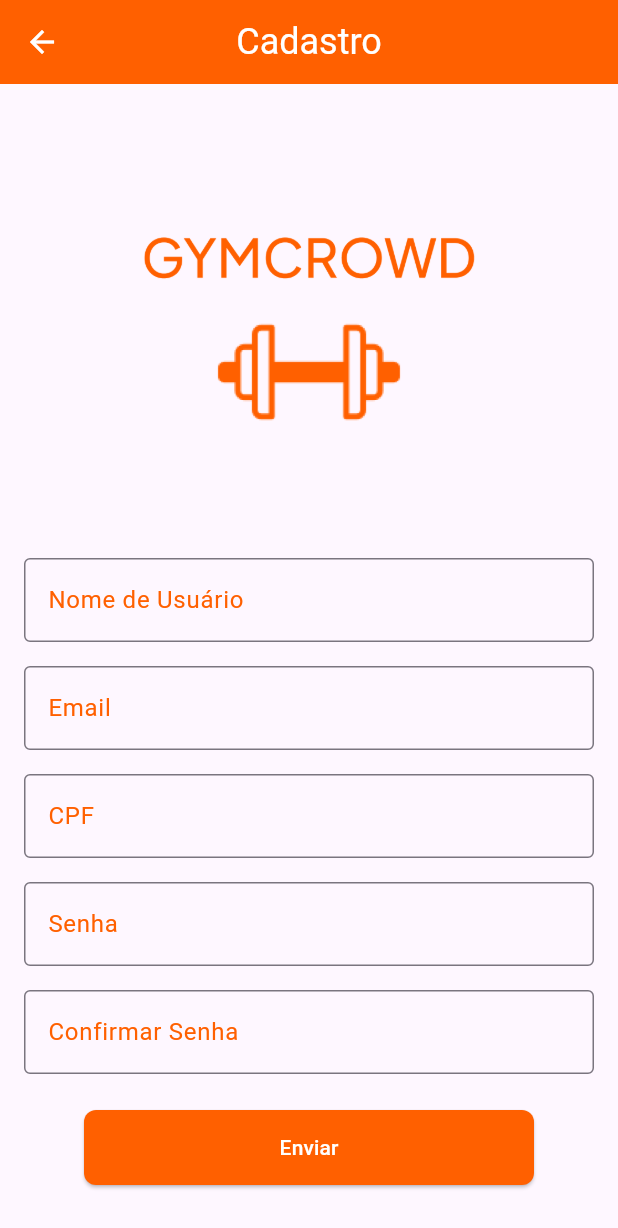
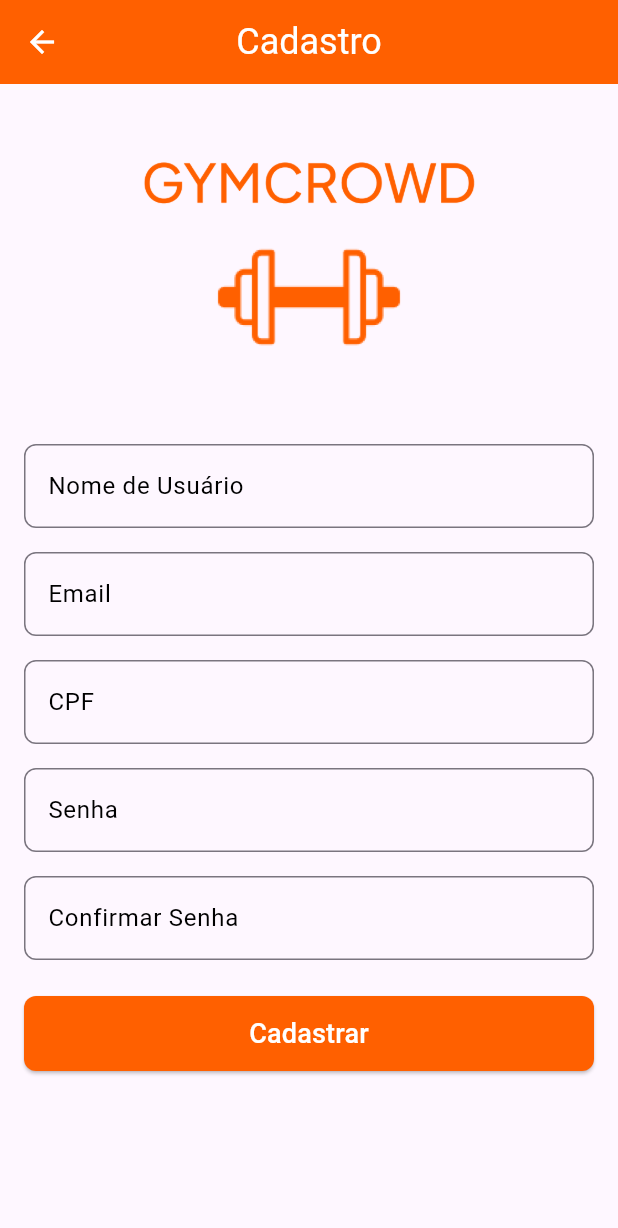
Before and after one commit to Eziliun/GymCrowd-Flutter, a Flutter app: the screen it shows after launch, after a tap on "Criar Conta", on a phone screen of 412 x 824 dp. Shown: the top 1228 px of the screen. Run offline on Flutter 3.47's test engine with Material 3 defaults, Android fonts, the phone set to English and light mode, and no system bars; our stand-ins replace flutter_map, geolocator, latlong2, shared_preferences; network calls fail.

Commit message:
alterações no layout e botão de refresh

```diff
--- a/lib/pages/introduction.dart
+++ b/lib/pages/introduction.dart
@@ -26,10 +26,7 @@ class IntroductionPage extends StatelessWidget {
               children: [
                 ElevatedButton(
                   onPressed: () {
-                    Navigator.push(
-                      context,
-                      MaterialPageRoute(builder: (context) => const Register()),
-                    );
+                    _navigateWithAnimation(context, const Register());
                   },
                   style: ElevatedButton.styleFrom(
                     backgroundColor: const Color(0xFFFF6000),
@@ -46,10 +43,7 @@ class IntroductionPage extends StatelessWidget {
                 const SizedBox(height: 20),
                 ElevatedButton(
                   onPressed: () {
-                    Navigator.push(
-                      context,
-                      MaterialPageRoute(builder: (context) => const Login()),
-                    );
+                    _navigateWithAnimation(context, const Login());
                   },
                   style: ElevatedButton.styleFrom(
                     backgroundColor: const Color(0xFFFFFFFF),
@@ -70,4 +64,26 @@ class IntroductionPage extends StatelessWidget {
       ),
     );
   }
+
+  void _navigateWithAnimation(BuildContext context, Widget page) {
+    Navigator.push(
+      context,
+      PageRouteBuilder(
+        pageBuilder: (context, animation, secondaryAnimation) => page,
+        transitionsBuilder: (context, animation, secondaryAnimation, child) {
+          const begin = Offset(1.0, 0.0); // Começa da direita
+          const end = Offset.zero;        // Termina no centro
+          const curve = Curves.easeInOut; // Transição suave
+
+          var tween = Tween(begin: begin, end: end).chain(CurveTween(curve: curve));
+          var offsetAnimation = animation.drive(tween);
+
+          return SlideTransition(
+            position: offsetAnimation,
+            child: child,
+          );
+        },
+      ),
+    );
+  }
 }
--- a/lib/pages/register.dart
+++ b/lib/pages/register.dart
@@ -1,6 +1,6 @@
 import 'package:flutter/material.dart';
-import 'package:gym_crowd/services/api_service.dart'; // Importe o ApiService
-import 'package:gym_crowd/models/login_modelo.dart'; // Importe o User model
+import 'package:gym_crowd/services/api_service.dart';
+import 'package:gym_crowd/models/login_modelo.dart';
 
 class Register extends StatefulWidget {
   const Register({super.key});
@@ -10,18 +10,36 @@ class Register extends StatefulWidget {
 }
 
 class _RegisterState extends State<Register> {
-  // Controladores para os campos de texto
   final TextEditingController _usernameController = TextEditingController();
   final TextEditingController _emailController = TextEditingController();
   final TextEditingController _cpfController = TextEditingController();
   final TextEditingController _passwordController = TextEditingController();
-  final TextEditingController _confirmPasswordController =
-      TextEditingController();
+  final TextEditingController _confirmPasswordController = TextEditingController();
 
-  final ApiService apiService = ApiService(); // Instância do ApiService
-  final _formKey = GlobalKey<FormState>(); // Chave para o formulário
+  final ApiService apiService = ApiService();
+  final _formKey = GlobalKey<FormState>();
 
-  // Função para enviar os dados para a API
+  void _showSuccessDialog() {
+    showDialog(
+      context: context,
+      builder: (BuildContext context) {
+        return AlertDialog(
+          title: const Text('Cadastro Concluído'),
+          content: const Text('Usuário cadastrado com sucesso!'),
+          actions: [
+            TextButton(
+              onPressed: () {
+                Navigator.of(context).pop(); // Fecha o pop-up
+                Navigator.of(context).pop(); // Volta para a tela anterior
+              },
+              child: const Text('OK'),
+            ),
+          ],
+        );
+      },
+    );
+  }
+
   Future<void> _registerUser() async {
     if (_formKey.currentState!.validate()) {
       if (_passwordController.text != _confirmPasswordController.text) {
@@ -31,23 +49,19 @@ class _RegisterState extends State<Register> {
         return;
       }
 
-      // Criar o objeto User com os dados do formulário
       LoginModelo newUser = LoginModelo(
         nome_usuario: _usernameController.text,
         email: _emailController.text,
         cpf: _cpfController.text,
-          password: _confirmPasswordController.text);
+        password: _confirmPasswordController.text,
+      );
 
       try {
-        // Chamar a função de criação de usuário na API
         await apiService.createUser(newUser);
-        ScaffoldMessenger.of(context).showSnackBar(
-          const SnackBar(content: Text('Usuário cadastrado com sucesso!')),
-        );
 
-        // Volte para a página de login após o registro bem-sucedido
-        Navigator.pop(context);
-        // Limpar os campos após o cadastro bem-sucedido
+        // Exibe o pop-up de sucesso
+        _showSuccessDialog();
+
         _usernameController.clear();
         _emailController.clear();
         _cpfController.clear();
@@ -78,24 +92,29 @@ class _RegisterState extends State<Register> {
           color: Colors.white,
         ),
       ),
-      body: Padding(
+      body: SingleChildScrollView(
         padding: const EdgeInsets.all(16.0),
-        child: SingleChildScrollView(
         child: Form(
-            key: _formKey, // Chave para validação do formulário
+          key: _formKey,
           child: Column(
             mainAxisAlignment: MainAxisAlignment.start,
             children: [
               Image.asset(
                 'assets/GymCrowdLogo2.png',
-                  height: 300,
+                height: 200,
               ),
+              const SizedBox(height: 24),
               TextFormField(
                 controller: _usernameController,
-                  decoration: const InputDecoration(
+                decoration: InputDecoration(
                   labelText: 'Nome de Usuário',
-                    labelStyle: TextStyle(color: Color(0xFFFF6000)),
-                    border: OutlineInputBorder(),
+                  labelStyle: const TextStyle(color: Colors.black),
+                  border: OutlineInputBorder(
+                    borderRadius: BorderRadius.circular(8),
+                  ),
+                  focusedBorder: const OutlineInputBorder(
+                    borderSide: BorderSide(color: Color(0xFFFF6000)),
+                  ),
                 ),
                 validator: (value) {
                   if (value == null || value.isEmpty) {
@@ -107,10 +126,15 @@ class _RegisterState extends State<Register> {
               const SizedBox(height: 16),
               TextFormField(
                 controller: _emailController,
-                  decoration: const InputDecoration(
+                decoration: InputDecoration(
                   labelText: 'Email',
-                    labelStyle: TextStyle(color: Color(0xFFFF6000)),
-                    border: OutlineInputBorder(),
+                  labelStyle: const TextStyle(color: Colors.black),
+                  border: OutlineInputBorder(
+                    borderRadius: BorderRadius.circular(8),
+                  ),
+                  focusedBorder: const OutlineInputBorder(
+                    borderSide: BorderSide(color: Color(0xFFFF6000)),
+                  ),
                 ),
                 validator: (value) {
                   if (value == null || value.isEmpty) {
@@ -125,10 +149,15 @@ class _RegisterState extends State<Register> {
               const SizedBox(height: 16),
               TextFormField(
                 controller: _cpfController,
-                  decoration: const InputDecoration(
+                decoration: InputDecoration(
                   labelText: 'CPF',
-                    labelStyle: TextStyle(color: Color(0xFFFF6000)),
-                    border: OutlineInputBorder(),
+                  labelStyle: const TextStyle(color: Colors.black),
+                  border: OutlineInputBorder(
+                    borderRadius: BorderRadius.circular(8),
+                  ),
+                  focusedBorder: const OutlineInputBorder(
+                    borderSide: BorderSide(color: Color(0xFFFF6000)),
+                  ),
                 ),
                 validator: (value) {
                   if (value == null || value.isEmpty) {
@@ -141,10 +170,15 @@ class _RegisterState extends State<Register> {
               TextFormField(
                 controller: _passwordController,
                 obscureText: true,
-                  decoration: const InputDecoration(
+                decoration: InputDecoration(
                   labelText: 'Senha',
-                    labelStyle: TextStyle(color: Color(0xFFFF6000)),
-                    border: OutlineInputBorder(),
+                  labelStyle: const TextStyle(color: Colors.black),
+                  border: OutlineInputBorder(
+                    borderRadius: BorderRadius.circular(8),
+                  ),
+                  focusedBorder: const OutlineInputBorder(
+                    borderSide: BorderSide(color: Color(0xFFFF6000)),
+                  ),
                 ),
                 validator: (value) {
                   if (value == null || value.isEmpty) {
@@ -157,10 +191,15 @@ class _RegisterState extends State<Register> {
               TextFormField(
                 controller: _confirmPasswordController,
                 obscureText: true,
-                  decoration: const InputDecoration(
+                decoration: InputDecoration(
                   labelText: 'Confirmar Senha',
-                    labelStyle: TextStyle(color: Color(0xFFFF6000)),
-                    border: OutlineInputBorder(),
+                  labelStyle: const TextStyle(color: Colors.black),
+                  border: OutlineInputBorder(
+                    borderRadius: BorderRadius.circular(8),
+                  ),
+                  focusedBorder: const OutlineInputBorder(
+                    borderSide: BorderSide(color: Color(0xFFFF6000)),
+                  ),
                 ),
                 validator: (value) {
                   if (value == null || value.isEmpty) {
@@ -170,27 +209,21 @@ class _RegisterState extends State<Register> {
                 },
               ),
               const SizedBox(height: 24),
-                Row(
-                  mainAxisAlignment: MainAxisAlignment.center,
-                  children: [
               ElevatedButton(
                 style: ElevatedButton.styleFrom(
                   backgroundColor: const Color(0xFFFF6000),
-                        minimumSize: const Size(300, 50),
+                  minimumSize: const Size(double.infinity, 50),
                   shape: RoundedRectangleBorder(
                     borderRadius: BorderRadius.circular(8),
                   ),
                 ),
-                      onPressed: _registerUser, // Chama a função de cadastro
+                onPressed: _registerUser,
                 child: const Text(
-                        'Enviar',
-                        style: TextStyle(color: Colors.white),
+                  'Cadastrar',
+                  style: TextStyle(color: Colors.white, fontSize: 18),
                 ),
               ),
             ],
-                ),
-              ],
-            ),
           ),
         ),
       ),
--- a/lib/services/api_service.dart
+++ b/lib/services/api_service.dart
@@ -6,7 +6,7 @@ import 'package:shared_preferences/shared_preferences.dart';
 
 class ApiService {
   // Base URL da API
-  final String baseUrl = 'http://192.168.0.16:5000';
+  final String baseUrl = 'http://192.168.1.109:5000';
 
   // Método para salvar o token no armazenamento local
   Future<void> saveToken(String token) async {
```
Also changed, not shown: lib/pages/login.dart (+43 -22 lines), lib/pages/principal.dart (+65 -55 lines), lib/components/dialogAcad.dart (line endings or trailing spaces). Lines whose indentation alone changed are shown as unchanged.
